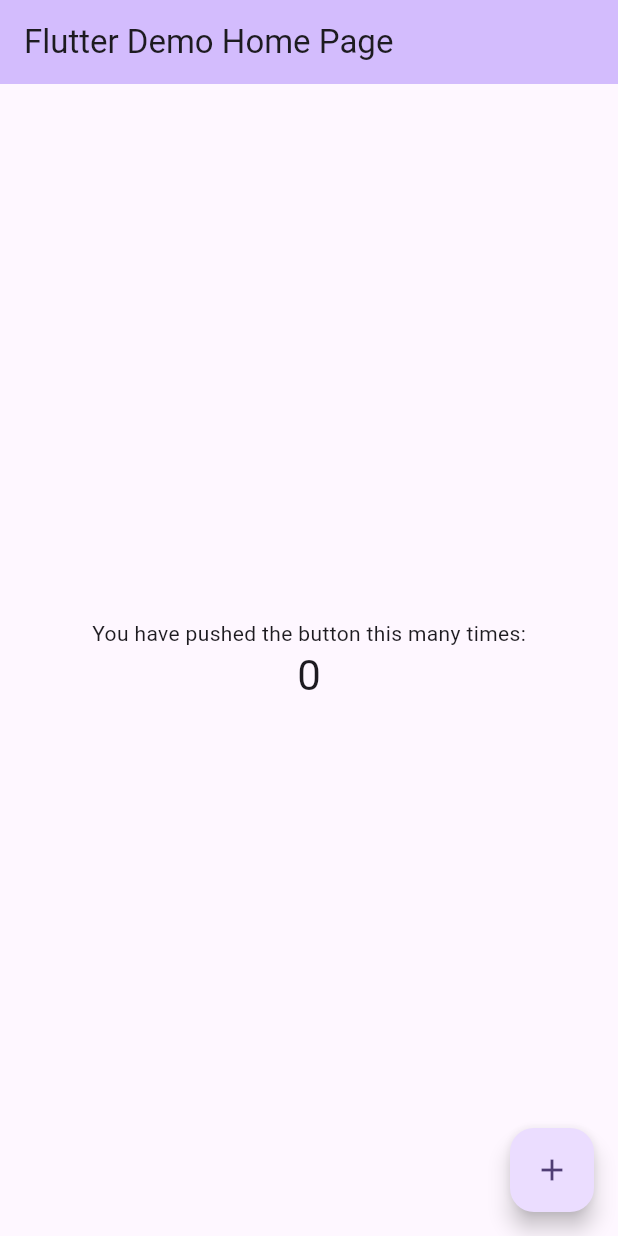
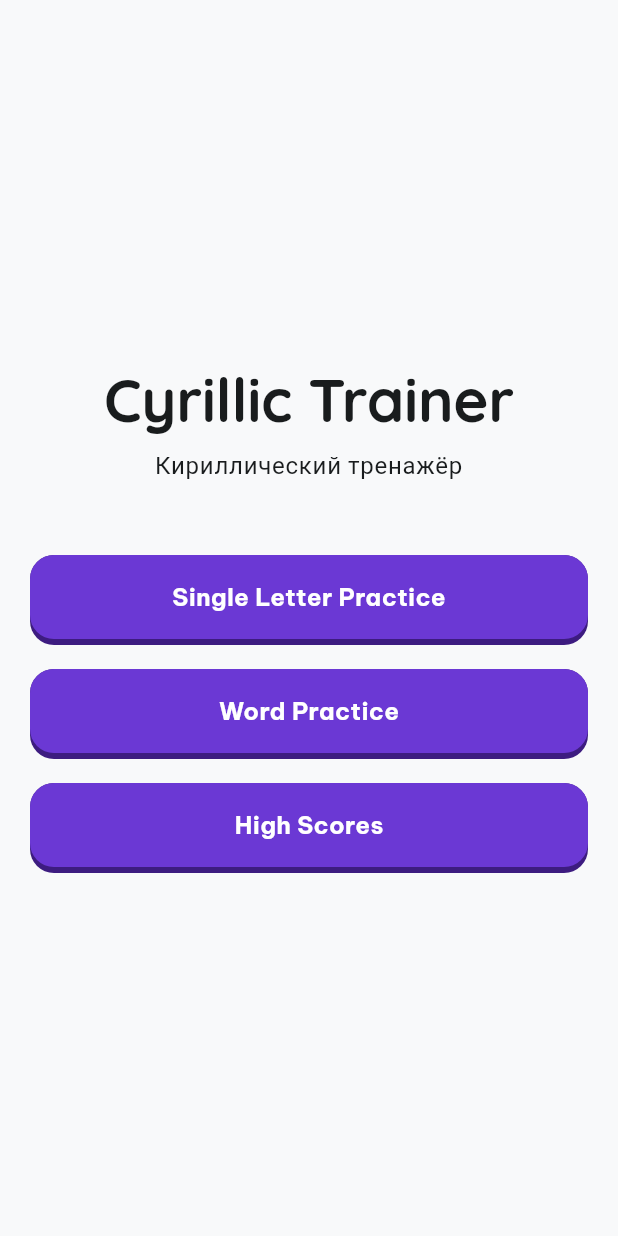
Before and after one commit to denzilly/cyrillic_trainer_app, a Flutter app: the screen it shows after launch, on a phone screen of 412 x 824 dp. Run offline on Flutter 3.47's test engine with Material 3 defaults, Android fonts, the phone set to English and light mode, and no system bars; our stand-ins replace google_fonts.

Commit message:
Add Phase 3 landing screen and navigation
Wires the landing screen (title, Cyrillic subtitle, three tactile
buttons) into main.dart, with placeholder screens for letter
practice, word practice, and the leaderboard to navigate to.
Verified on an Android emulator: renders correctly and all three
buttons navigate as expected.

Co-Authored-By: Claude Sonnet 5 <noreply@anthropic.com>

```diff
--- a/lib/main.dart
+++ b/lib/main.dart
@@ -1,122 +1,21 @@
 import 'package:flutter/material.dart';
 
+import 'screens/landing_screen.dart';
+import 'theme/app_theme.dart';
+
 void main() {
-  runApp(const MyApp());
+  runApp(const CyrillicTrainerApp());
 }
 
-class MyApp extends StatelessWidget {
-  const MyApp({super.key});
+class CyrillicTrainerApp extends StatelessWidget {
+  const CyrillicTrainerApp({super.key});
 
-  // This widget is the root of your application.
   @override
   Widget build(BuildContext context) {
     return MaterialApp(
-      title: 'Flutter Demo',
-      theme: ThemeData(
-        // This is the theme of your application.
-        //
-        // TRY THIS: Try running your application with "flutter run". You'll see
-        // the application has a purple toolbar. Then, without quitting the app,
-        // try changing the seedColor in the colorScheme below to Colors.green
-        // and then invoke "hot reload" (save your changes or press the "hot
-        // reload" button in a Flutter-supported IDE, or press "r" if you used
-        // the command line to start the app).
-        //
-        // Notice that the counter didn't reset back to zero; the application
-        // state is not lost during the reload. To reset the state, use hot
-        // restart instead.
-        //
-        // This works for code too, not just values: Most code changes can be
-        // tested with just a hot reload.
-        colorScheme: .fromSeed(seedColor: Colors.deepPurple),
-      ),
-      home: const MyHomePage(title: 'Flutter Demo Home Page'),
+      title: 'Cyrillic Trainer',
+      theme: buildAppTheme(),
+      home: const LandingScreen(),
     );
   }
 }
-
-class MyHomePage extends StatefulWidget {
-  const MyHomePage({super.key, required this.title});
-
-  // This widget is the home page of your application. It is stateful, meaning
-  // that it has a State object (defined below) that contains fields that affect
-  // how it looks.
-
-  // This class is the configuration for the state. It holds the values (in this
-  // case the title) provided by the parent (in this case the App widget) and
-  // used by the build method of the State. Fields in a Widget subclass are
-  // always marked "final".
-
-  final String title;
-
-  @override
-  State<MyHomePage> createState() => _MyHomePageState();
-}
-
-class _MyHomePageState extends State<MyHomePage> {
-  int _counter = 0;
-
-  void _incrementCounter() {
-    setState(() {
-      // This call to setState tells the Flutter framework that something has
-      // changed in this State, which causes it to rerun the build method below
-      // so that the display can reflect the updated values. If we changed
-      // _counter without calling setState(), then the build method would not be
-      // called again, and so nothing would appear to happen.
-      _counter++;
-    });
-  }
-
-  @override
-  Widget build(BuildContext context) {
-    // This method is rerun every time setState is called, for instance as done
-    // by the _incrementCounter method above.
-    //
-    // The Flutter framework has been optimized to make rerunning build methods
-    // fast, so that you can just rebuild anything that needs updating rather
-    // than having to individually change instances of widgets.
-    return Scaffold(
-      appBar: AppBar(
-        // TRY THIS: Try changing the color here to a specific color (to
-        // Colors.amber, perhaps?) and trigger a hot reload to see the AppBar
-        // change color while the other colors stay the same.
-        backgroundColor: Theme.of(context).colorScheme.inversePrimary,
-        // Here we take the value from the MyHomePage object that was created by
-        // the App.build method, and use it to set our appbar title.
-        title: Text(widget.title),
-      ),
-      body: Center(
-        // Center is a layout widget. It takes a single child and positions it
-        // in the middle of the parent.
-        child: Column(
-          // Column is also a layout widget. It takes a list of children and
-          // arranges them vertically. By default, it sizes itself to fit its
-          // children horizontally, and tries to be as tall as its parent.
-          //
-          // Column has various properties to control how it sizes itself and
-          // how it positions its children. Here we use mainAxisAlignment to
-          // center the children vertically; the main axis here is the vertical
-          // axis because Columns are vertical (the cross axis would be
-          // horizontal).
-          //
-          // TRY THIS: Invoke "debug painting" (choose the "Toggle Debug Paint"
-          // action in the IDE, or press "p" in the console), to see the
-          // wireframe for each widget.
-          mainAxisAlignment: .center,
-          children: [
-            const Text('You have pushed the button this many times:'),
-            Text(
-              '$_counter',
-              style: Theme.of(context).textTheme.headlineMedium,
-            ),
-          ],
-        ),
-      ),
-      floatingActionButton: FloatingActionButton(
-        onPressed: _incrementCounter,
-        tooltip: 'Increment',
-        child: const Icon(Icons.add),
-      ),
-    );
-  }
-}
--- /dev/null
+++ b/lib/screens/landing_screen.dart
@@ -0,0 +1,75 @@
+import 'package:flutter/material.dart';
+
+import '../theme/app_theme.dart';
+import '../widgets/tactile_button.dart';
+import 'leaderboard_screen.dart';
+import 'letter_practice_screen.dart';
+import 'word_practice_screen.dart';
+
+class LandingScreen extends StatelessWidget {
+  const LandingScreen({super.key});
+
+  @override
+  Widget build(BuildContext context) {
+    final textTheme = Theme.of(context).textTheme;
+
+    return Scaffold(
+      body: SafeArea(
+        child: Center(
+          child: ConstrainedBox(
+            constraints: const BoxConstraints(maxWidth: AppSpacing.maxContentWidth),
+            child: Padding(
+              padding: const EdgeInsets.symmetric(horizontal: AppSpacing.marginMobile),
+              child: Column(
+                mainAxisAlignment: MainAxisAlignment.center,
+                children: [
+                  Text(
+                    'Cyrillic Trainer',
+                    style: textTheme.displayLarge,
+                    textAlign: TextAlign.center,
+                  ),
+                  const SizedBox(height: AppSpacing.base),
+                  Text(
+                    'Кириллический тренажёр',
+                    style: textTheme.bodyLarge,
+                    textAlign: TextAlign.center,
+                  ),
+                  const SizedBox(height: AppSpacing.gutter * 3),
+                  SizedBox(
+                    width: double.infinity,
+                    child: TactileButton(
+                      onPressed: () => Navigator.of(context).push(
+                        MaterialPageRoute(builder: (_) => const LetterPracticeScreen()),
+                      ),
+                      child: const Text('Single Letter Practice'),
+                    ),
+                  ),
+                  const SizedBox(height: AppSpacing.gutter),
+                  SizedBox(
+                    width: double.infinity,
+                    child: TactileButton(
+                      onPressed: () => Navigator.of(context).push(
+                        MaterialPageRoute(builder: (_) => const WordPracticeScreen()),
+                      ),
+                      child: const Text('Word Practice'),
+                    ),
+                  ),
+                  const SizedBox(height: AppSpacing.gutter),
+                  SizedBox(
+                    width: double.infinity,
+                    child: TactileButton(
+                      onPressed: () => Navigator.of(context).push(
+                        MaterialPageRoute(builder: (_) => const LeaderboardScreen()),
+                      ),
+                      child: const Text('High Scores'),
+                    ),
+                  ),
+                ],
+              ),
+            ),
+          ),
+        ),
+      ),
+    );
+  }
+}
```
Also changed, not shown: lib/screens/leaderboard_screen.dart (added, +14 -0 lines), lib/screens/letter_practice_screen.dart (added, +14 -0 lines), lib/screens/word_practice_screen.dart (added, +14 -0 lines), 2 other files.
